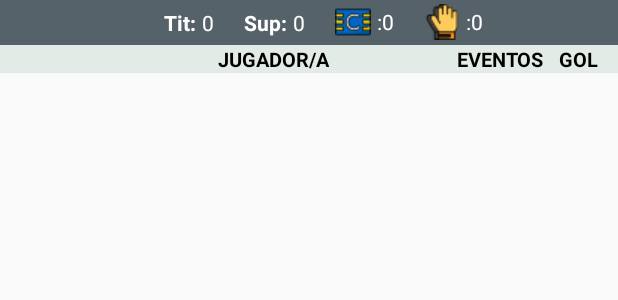
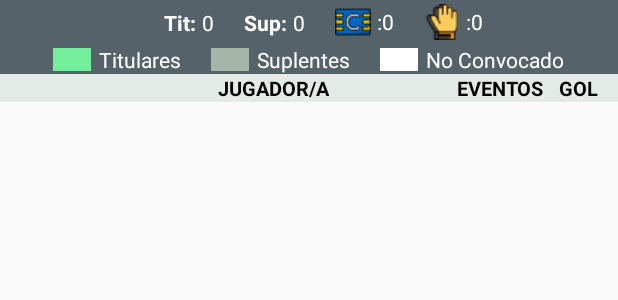
Before and after one commit to Anthua22/FutApp, an Android app: the layout jugadores_locales.xml on its own in the app's theme, with its tools: preview values and no code run, on a phone screen of 412 x 824 dp. Shown: the top 300 px of the screen. Run offline under Robolectric (Android 15) with nearby library versions, the phone set to English and light mode, and no system bars.

Commit message:
modifico los elementos del recycler segun si es titular o suplente

```diff
--- a/app/src/main/res/layout/dialogo_funcion.xml
+++ b/app/src/main/res/layout/dialogo_funcion.xml
@@ -16,6 +16,7 @@
             android:padding="5dp"
             android:id="@+id/jugador"
             app:civ_border_width="2dp"
+            android:saveEnabled="false"
             app:civ_border_color="#000"/>
 
         <LinearLayout
--- a/app/src/main/res/layout/jugadores_locales.xml
+++ b/app/src/main/res/layout/jugadores_locales.xml
@@ -110,6 +110,52 @@
     <LinearLayout
         android:layout_width="match_parent"
         android:layout_height="wrap_content"
+        android:orientation="horizontal"
+        android:gravity="center"
+        android:background="#556269">
+        <LinearLayout
+            android:layout_width="25dp"
+            android:layout_height="15dp"
+            android:background="#73EE9C"/>
+        <TextView
+            android:layout_width="wrap_content"
+            android:layout_height="wrap_content"
+            android:text="Titulares"
+            android:layout_marginLeft="5dp"
+            android:textColor="#fff"/>
+
+        <LinearLayout
+            android:layout_width="25dp"
+            android:layout_height="15dp"
+            android:layout_marginLeft="20dp"
+            android:background="#A6B6AB"/>
+        <TextView
+            android:layout_width="wrap_content"
+            android:layout_height="wrap_content"
+            android:text="Suplentes"
+            android:layout_marginLeft="5dp"
+            android:textColor="#fff"
+            />
+        <LinearLayout
+            android:layout_width="25dp"
+            android:layout_height="15dp"
+            android:layout_marginLeft="20dp"
+            android:background="#fff"/>
+        <TextView
+            android:layout_width="wrap_content"
+            android:layout_height="wrap_content"
+            android:text="No Convocado"
+            android:layout_marginLeft="5dp"
+            android:textColor="#fff"
+            />
+
+
+
+
+    </LinearLayout>
+    <LinearLayout
+        android:layout_width="match_parent"
+        android:layout_height="wrap_content"
         android:background="#E2EBE5"
         android:orientation="horizontal">
 
--- a/app/src/main/res/layout/plantillajugador.xml
+++ b/app/src/main/res/layout/plantillajugador.xml
@@ -2,6 +2,7 @@
 <androidx.cardview.widget.CardView xmlns:android="http://schemas.android.com/apk/res/android"
     android:layout_width="match_parent"
     android:layout_height="match_parent"
+    android:id="@+id/cadjugador"
     xmlns:app="http://schemas.android.com/apk/res-auto"
     >
 
```
Also changed, not shown: app/src/main/java/com/example/futapp/Adaptadores/AdaptadorJugadores.java (+10 -1 lines), app/src/main/java/com/example/futapp/Holders/HolderJugadores.java (+8 -0 lines), app/src/main/java/com/example/futapp/VistasFragments/DialogoFuncion.java (+23 -3 lines), app/src/main/java/com/example/futapp/VistasFragments/JugadoresLocalesFragment.java (+11 -2 lines).
